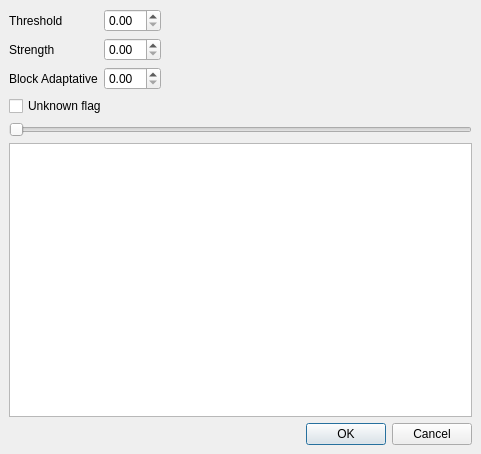
mean00/avidemux2, file avidemux_plugins/ADM_videoFilters6/mSharpen/qt4/msharpen.ui: the form before one commit.
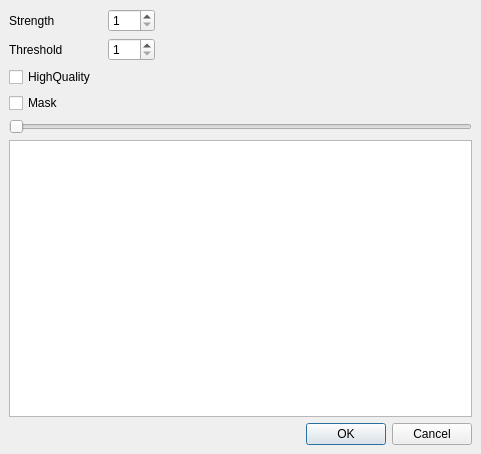
The form after the commit.

Commit message: [msharpen] begin to hook to flydialog

```diff
--- a/avidemux_plugins/ADM_videoFilters6/mSharpen/qt4/msharpen.ui
+++ b/avidemux_plugins/ADM_videoFilters6/mSharpen/qt4/msharpen.ui
@@ -68,13 +68,10 @@
      </property>
     </spacer>
    </item>
-   <item row="1" column="2">
-    <widget class="QDoubleSpinBox" name="doubleSpinBoxStrength"/>
-   </item>
    <item row="3" column="0" colspan="3">
     <widget class="QCheckBox" name="checkBox">
      <property name="text">
-      <string>Unknown flag</string>
+      <string>Mask</string>
      </property>
     </widget>
    </item>
@@ -98,13 +95,6 @@
      </property>
     </widget>
    </item>
-   <item row="2" column="0" colspan="2">
-    <widget class="QLabel" name="label_3">
-     <property name="text">
-      <string>Block Adaptative</string>
-     </property>
-    </widget>
-   </item>
    <item row="7" column="1" colspan="3">
     <widget class="QDialogButtonBox" name="buttonBox">
      <property name="orientation">
@@ -115,32 +105,53 @@
      </property>
     </widget>
    </item>
-   <item row="2" column="2">
-    <widget class="QDoubleSpinBox" name="doubleSpinBoxBlock"/>
-   </item>
    <item row="0" column="0">
     <widget class="QLabel" name="label">
      <property name="text">
-      <string>Threshold</string>
+      <string>Strength</string>
      </property>
     </widget>
    </item>
    <item row="6" column="0" colspan="4">
     <widget class="QGraphicsView" name="graphicsView"/>
    </item>
-   <item row="0" column="2">
-    <widget class="QDoubleSpinBox" name="doubleSpinBoxTreshold"/>
-   </item>
    <item row="1" column="0">
     <widget class="QLabel" name="label_2">
      <property name="text">
-      <string>Strength</string>
+      <string>Threshold</string>
      </property>
     </widget>
    </item>
    <item row="4" column="0">
     <layout class="QHBoxLayout" name="toolboxLayout"/>
    </item>
+   <item row="2" column="0">
+    <widget class="QCheckBox" name="CheckBoxHQ">
+     <property name="text">
+      <string>HighQuality</string>
+     </property>
+    </widget>
+   </item>
+   <item row="0" column="2">
+    <widget class="QSpinBox" name="spinBoxStrength">
+     <property name="minimum">
+      <number>1</number>
+     </property>
+     <property name="maximum">
+      <number>255</number>
+     </property>
+    </widget>
+   </item>
+   <item row="1" column="2">
+    <widget class="QSpinBox" name="spinBoxThreshold">
+     <property name="minimum">
+      <number>1</number>
+     </property>
+     <property name="maximum">
+      <number>255</number>
+     </property>
+    </widget>
+   </item>
   </layout>
  </widget>
  <resources/>
```
Left out of the diff: 15 changed lines with no effect on the pictures. The commit also changes 6 other files.
